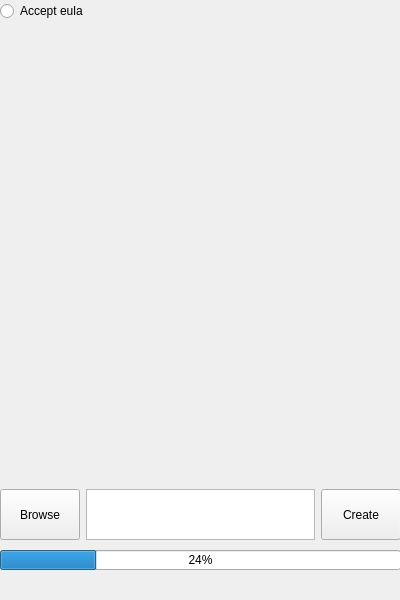
The window that window.ui (chicken10dys/MinecraftServerMakerGUI) describes before a commit, drawn with Qt 5.
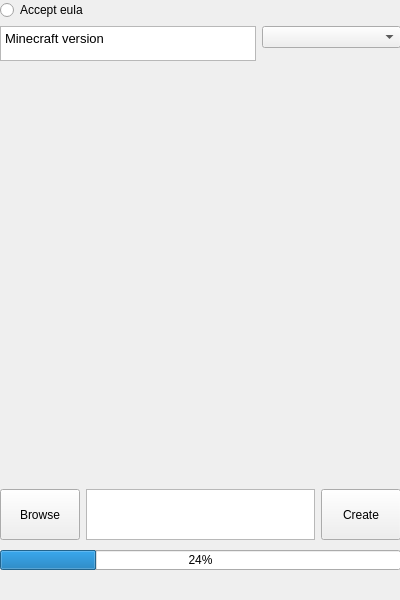
The same window after the commit.

The edit to the form file:
```diff
--- a/window.ui
+++ b/window.ui
@@ -26,19 +26,6 @@
    <string>Minecraft Server Maker</string>
   </property>
   <widget class="QWidget" name="centralwidget">
-   <widget class="QRadioButton" name="eulaBtn">
-    <property name="geometry">
-     <rect>
-      <x>0</x>
-      <y>0</y>
-      <width>105</width>
-      <height>22</height>
-     </rect>
-    </property>
-    <property name="text">
-     <string>Accept eula</string>
-    </property>
-   </widget>
    <widget class="QProgressBar" name="progressBar">
     <property name="geometry">
      <rect>
@@ -115,6 +102,42 @@
      </item>
     </layout>
    </widget>
+   <widget class="QWidget" name="formLayoutWidget">
+    <property name="geometry">
+     <rect>
+      <x>0</x>
+      <y>0</y>
+      <width>401</width>
+      <height>61</height>
+     </rect>
+    </property>
+    <layout class="QFormLayout" name="formLayout">
+     <item row="0" column="0">
+      <widget class="QRadioButton" name="eulaBtn">
+       <property name="text">
+        <string>Accept eula</string>
+       </property>
+      </widget>
+     </item>
+     <item row="1" column="1">
+      <widget class="QComboBox" name="mcVersionDrop"/>
+     </item>
+     <item row="1" column="0">
+      <widget class="QTextEdit" name="mcVersionTxt">
+       <property name="readOnly">
+        <bool>true</bool>
+       </property>
+       <property name="html">
+        <string>&lt;!DOCTYPE HTML PUBLIC &quot;-//W3C//DTD HTML 4.0//EN&quot; &quot;http://www.w3.org/TR/REC-html40/strict.dtd&quot;&gt;
+&lt;html&gt;&lt;head&gt;&lt;meta name=&quot;qrichtext&quot; content=&quot;1&quot; /&gt;&lt;style type=&quot;text/css&quot;&gt;
+p, li { white-space: pre-wrap; }
+&lt;/style&gt;&lt;/head&gt;&lt;body style=&quot; font-family:'Noto Sans'; font-size:10pt; font-weight:400; font-style:normal;&quot;&gt;
+&lt;p style=&quot; margin-top:0px; margin-bottom:0px; margin-left:0px; margin-right:0px; -qt-block-indent:0; text-indent:0px;&quot;&gt;Minecraft version&lt;/p&gt;&lt;/body&gt;&lt;/html&gt;</string>
+       </property>
+      </widget>
+     </item>
+    </layout>
+   </widget>
   </widget>
   <widget class="QMenuBar" name="menubar">
    <property name="geometry">
```
